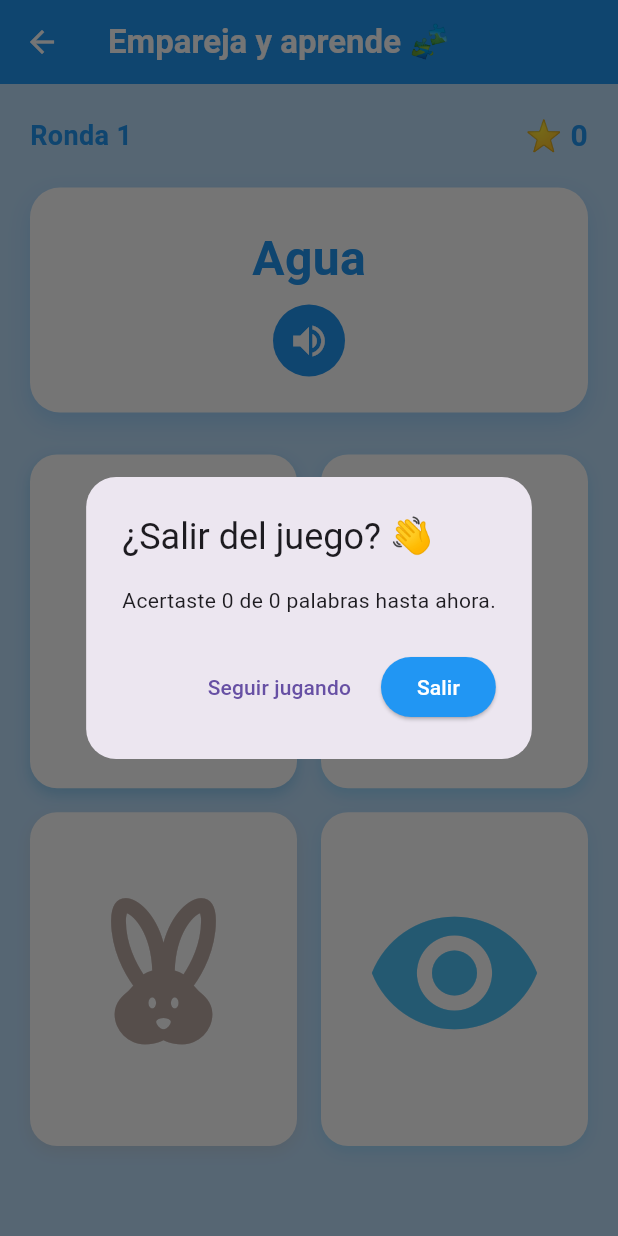
After one commit to Nanielitow/PictoLearn, a Flutter app: the MatchGameScreen screen opened by its route, after a tap on the "arrow back" icon, on a phone screen of 412 x 824 dp. The commit adds this screen. Run offline on Flutter 3.47's test engine with Material 3 defaults, Android fonts, the phone set to English and light mode, and no system bars; our stand-ins replace cloud_firestore, firebase_auth, firebase_core, flutter_tts, go_router; accounts and stored records are empty; network calls fail.

Commit message:
Refactorización de rompecabezas y matchGame, y adición de widgets y tema de colores

````diff
--- /dev/null
+++ b/lib/services/tts_service.dart
@@ -0,0 +1,39 @@
+import 'package:flutter_tts/flutter_tts.dart';
+
+/// Envuelve [FlutterTts] con la configuración de voz de PictoLearn
+/// (español, tono infantil) para no repetirla en cada juego.
+///
+/// Uso típico dentro de un State:
+/// ```dart
+/// final _tts = TtsService();            // en el campo
+/// _tts.speak(pictogram.translation);    // para hablar
+/// _tts.stop();                          // en dispose()
+/// ```
+class TtsService {
+  final FlutterTts _tts = FlutterTts();
+  late final Future<void> _ready;
+
+  TtsService({
+    String language = 'es-ES',
+    double speechRate = 0.5,
+    double pitch = 1.1,
+  }) {
+    _ready = _configure(language, speechRate, pitch);
+  }
+
+  Future<void> _configure(String language, double rate, double pitch) async {
+    await _tts.setLanguage(language);
+    await _tts.setSpeechRate(rate);
+    await _tts.setPitch(pitch);
+  }
+
+  /// Corta lo que se esté diciendo y dice [text]. Espera a que la
+  /// configuración inicial termine para no hablar con la voz por defecto.
+  Future<void> speak(String text) async {
+    await _ready;
+    await _tts.stop();
+    await _tts.speak(text);
+  }
+
+  Future<void> stop() => _tts.stop();
+}
--- /dev/null
+++ b/lib/theme/app_colors.dart
@@ -0,0 +1,12 @@
+import 'package:flutter/material.dart';
+
+/// Colores base compartidos por las pantallas de juego.
+/// Úsalos en los juegos nuevos para mantener el mismo estilo.
+class AppColors {
+  AppColors._();
+
+  static const Color primaryBlue = Color(0xFF2196F3);
+  static const Color lightBlue = Color(0xFFBBDEFB);
+  static const Color darkBlue = Color(0xFF1976D2);
+  static const Color gold = Color(0xFFFFC107);
+}
--- /dev/null
+++ b/lib/widgets/game_exit.dart
@@ -0,0 +1,57 @@
+import 'package:flutter/material.dart';
+import 'package:go_router/go_router.dart';
+
+import 'package:pictolearn/theme/app_colors.dart';
+
+/// Pregunta "¿Salir del juego?" y, si el niño confirma, vuelve a /home.
+/// [message] es el texto de resumen (ej. "Acertaste 3 de 5 palabras").
+Future<void> confirmExitGame(
+  BuildContext context, {
+  required String message,
+}) async {
+  final exit = await showDialog<bool>(
+    context: context,
+    builder: (dialogContext) => AlertDialog(
+      shape: RoundedRectangleBorder(borderRadius: BorderRadius.circular(20)),
+      title: const Text('¿Salir del juego? 👋'),
+      content: Text(message),
+      actions: [
+        TextButton(
+          onPressed: () => Navigator.of(dialogContext).pop(false),
+          child: const Text('Seguir jugando'),
+        ),
+        ElevatedButton(
+          style: ElevatedButton.styleFrom(backgroundColor: AppColors.primaryBlue),
+          onPressed: () => Navigator.of(dialogContext).pop(true),
+          child: const Text('Salir', style: TextStyle(color: Colors.white)),
+        ),
+      ],
+    ),
+  );
+
+  if (exit == true && context.mounted) context.go('/home');
+}
+
+/// Envuelve la pantalla de un juego para que el botón "atrás" del sistema
+/// llame a [onExitRequested] (normalmente [confirmExitGame]) en vez de salir.
+class GameExitScope extends StatelessWidget {
+  final Widget child;
+  final VoidCallback onExitRequested;
+
+  const GameExitScope({
+    super.key,
+    required this.child,
+    required this.onExitRequested,
+  });
+
+  @override
+  Widget build(BuildContext context) {
+    return PopScope(
+      canPop: false,
+      onPopInvokedWithResult: (didPop, result) {
+        if (!didPop) onExitRequested();
+      },
+      child: child,
+    );
+  }
+}
--- /dev/null
+++ b/lib/widgets/pictogram_image.dart
@@ -0,0 +1,86 @@
+import 'package:flutter/material.dart';
+
+import 'package:pictolearn/models/pictogram.dart';
+import 'package:pictolearn/services/pictogram_image_service.dart';
+
+/// Muestra el pictograma real de ARASAAC para [pictogram.word].
+/// Mientras se busca/descarga la imagen, o si la búsqueda falla
+/// (sin internet, palabra no encontrada), muestra el ícono de
+/// respaldo definido en el modelo, para que el juego nunca se
+/// quede con un espacio vacío.
+class PictogramImage extends StatefulWidget {
+  final Pictogram pictogram;
+
+  const PictogramImage({super.key, required this.pictogram});
+
+  @override
+  State<PictogramImage> createState() => _PictogramImageState();
+}
+
+class _PictogramImageState extends State<PictogramImage> {
+  late Future<String?> _imageUrlFuture;
+
+  @override
+  void initState() {
+    super.initState();
+    _imageUrlFuture = PictogramImageService.fetchImageUrl(widget.pictogram.word);
+  }
+
+  @override
+  void didUpdateWidget(covariant PictogramImage oldWidget) {
+    super.didUpdateWidget(oldWidget);
+    if (oldWidget.pictogram.word != widget.pictogram.word) {
+      _imageUrlFuture = PictogramImageService.fetchImageUrl(widget.pictogram.word);
+    }
+  }
+
+  Widget _fallbackIcon() {
+    return Icon(widget.pictogram.icon, size: 120, color: widget.pictogram.color);
+  }
+
+  @override
+  Widget build(BuildContext context) {
+    return FutureBuilder<String?>(
+      future: _imageUrlFuture,
+      builder: (context, snapshot) {
+        if (snapshot.connectionState == ConnectionState.waiting) {
+          return Center(
+            child: SizedBox(
+              width: 32,
+              height: 32,
+              child: CircularProgressIndicator(
+                strokeWidth: 3,
+                color: widget.pictogram.color,
+              ),
+            ),
+          );
+        }
+
+        final url = snapshot.data;
+        if (url == null) return _fallbackIcon();
+
+        return Image.network(
+          url,
+          fit: BoxFit.contain,
+          loadingBuilder: (context, child, progress) {
+            if (progress == null) return child;
+            return Center(
+              child: SizedBox(
+                width: 32,
+                height: 32,
+                child: CircularProgressIndicator(
+                  strokeWidth: 3,
+                  value: progress.expectedTotalBytes != null
+                      ? progress.cumulativeBytesLoaded / progress.expectedTotalBytes!
+                      : null,
+                  color: widget.pictogram.color,
+                ),
+              ),
+            );
+          },
+          errorBuilder: (context, error, stackTrace) => _fallbackIcon(),
+        );
+      },
+    );
+  }
+}
````
Also changed, not shown: analysis_options.yaml (+9 -0 lines), lib/pages/juegoRompecabezas.dart (+4 -11 lines), lib/pages/matchGame.dart (+13 -124 lines), pubspec.lock.
